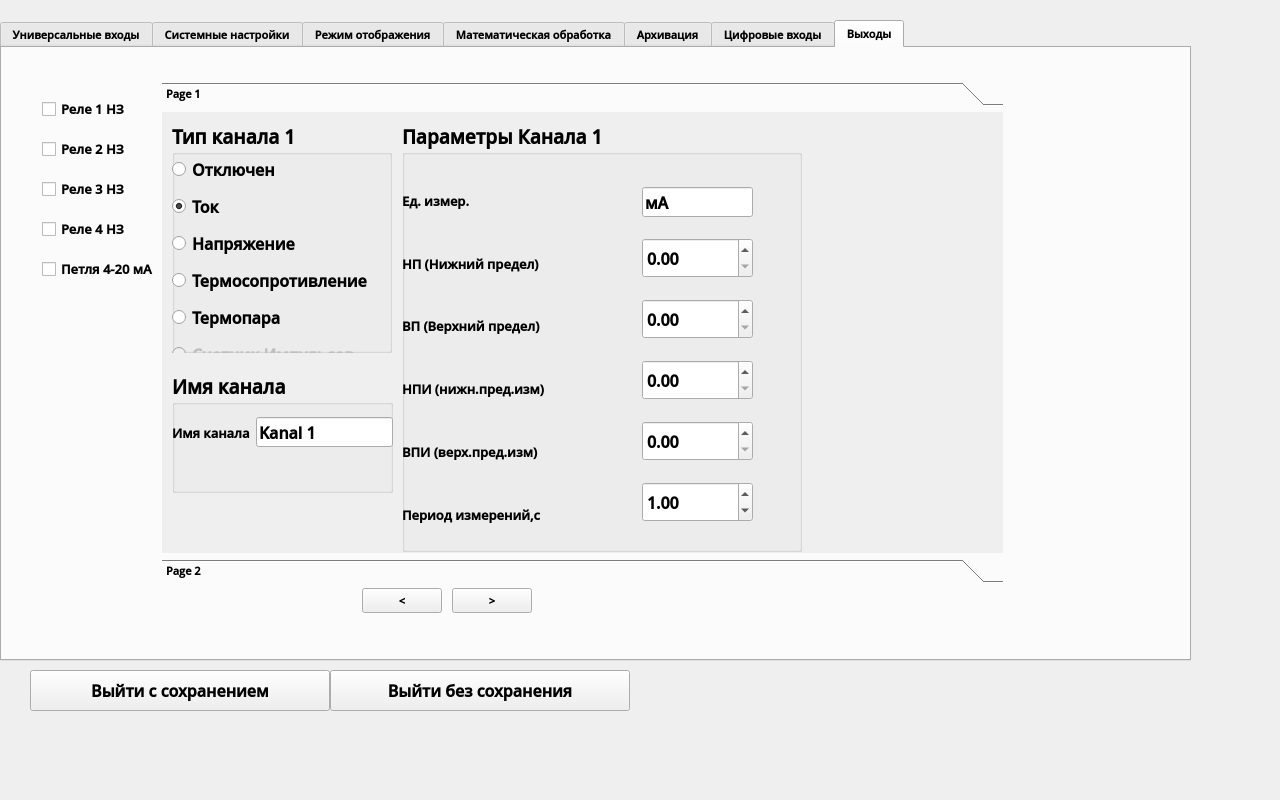
tomyqg/topaz-m, file options.ui: the form before one commit.
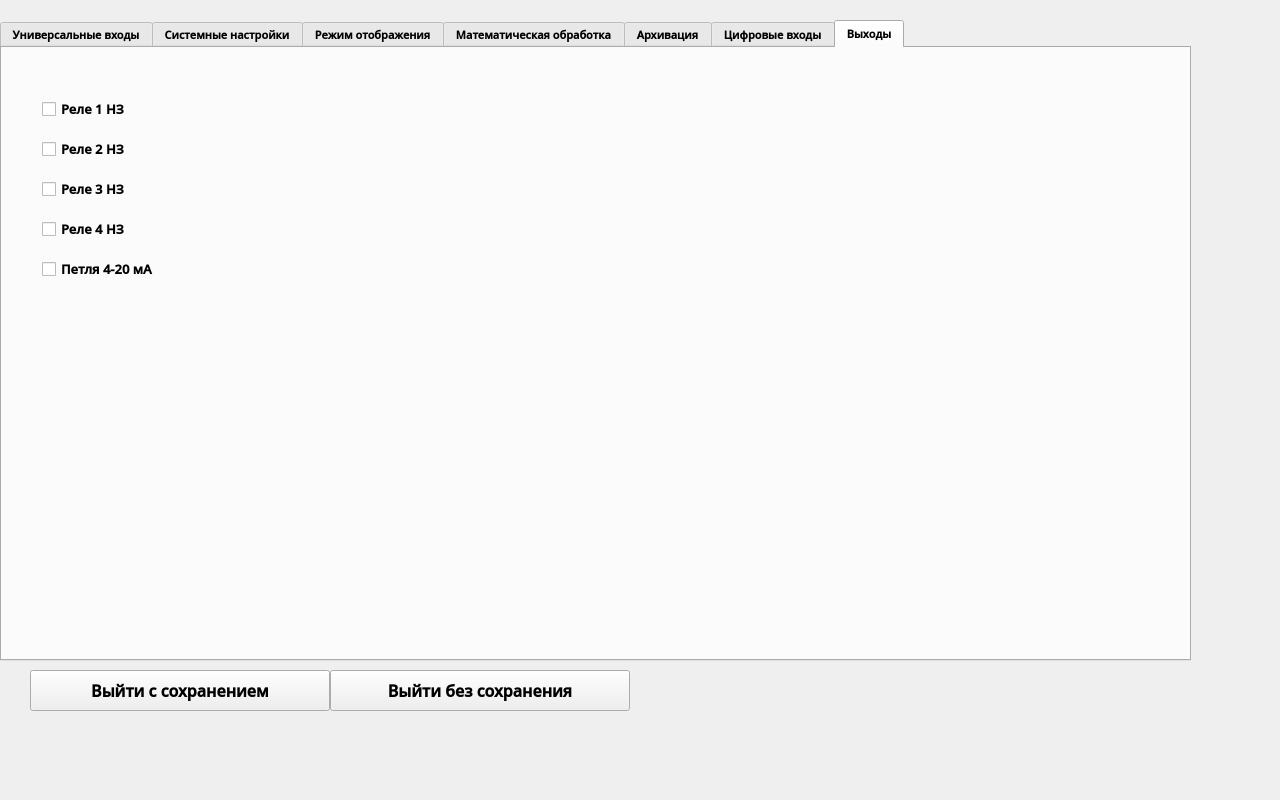
The form after the commit.

Commit message: коммит после слияния из ветки MYD

```diff
--- a/options.ui
+++ b/options.ui
@@ -5693,813 +5693,6 @@
       <string>Петля 4-20 мА</string>
      </property>
     </widget>
-    <widget class="QToolBox" name="toolBox">
-     <property name="geometry">
-      <rect>
-       <x>160</x>
-       <y>34</y>
-       <width>841</width>
-       <height>501</height>
-      </rect>
-     </property>
-     <property name="currentIndex">
-      <number>0</number>
-     </property>
-     <widget class="QWidget" name="page">
-      <property name="geometry">
-       <rect>
-        <x>0</x>
-        <y>0</y>
-        <width>841</width>
-        <height>435</height>
-       </rect>
-      </property>
-      <attribute name="label">
-       <string>Page 1</string>
-      </attribute>
-      <widget class="QGroupBox" name="groupBox_27">
-       <property name="geometry">
-        <rect>
-         <x>10</x>
-         <y>260</y>
-         <width>221</width>
-         <height>121</height>
-        </rect>
-       </property>
-       <property name="font">
-        <font>
-         <family>Open Sans Semibold</family>
-         <pointsize>14</pointsize>
-         <weight>75</weight>
-         <bold>true</bold>
-        </font>
-       </property>
-       <property name="title">
-        <string>Имя канала</string>
-       </property>
-       <widget class="QWidget" name="layoutWidget_15">
-        <property name="geometry">
-         <rect>
-          <x>0</x>
-          <y>20</y>
-          <width>221</width>
-          <height>81</height>
-         </rect>
-        </property>
-        <property name="font">
-         <font>
-          <family>Open Sans Semibold</family>
-          <weight>75</weight>
-          <bold>true</bold>
-         </font>
-        </property>
-        <layout class="QHBoxLayout" name="horizontalLayout_5">
-         <item>
-          <widget class="QLabel" name="label_86">
-           <property name="font">
-            <font>
-             <family>Open Sans Semibold</family>
-             <pointsize>10</pointsize>
-             <weight>75</weight>
-             <bold>true</bold>
-            </font>
-           </property>
-           <property name="text">
-            <string>Имя канала</string>
-           </property>
-          </widget>
-         </item>
-         <item>
-          <widget class="QLineEdit" name="Name_Channel_5">
-           <property name="maximumSize">
-            <size>
-             <width>16777215</width>
-             <height>30</height>
-            </size>
-           </property>
-           <property name="font">
-            <font>
-             <family>Open Sans Semibold</family>
-             <pointsize>12</pointsize>
-             <weight>75</weight>
-             <bold>true</bold>
-            </font>
-           </property>
-           <property name="text">
-            <string>Kanal 1</string>
-           </property>
-          </widget>
-         </item>
-        </layout>
-       </widget>
-      </widget>
-      <widget class="QGroupBox" name="groupBox_28">
-       <property name="geometry">
-        <rect>
-         <x>10</x>
-         <y>10</y>
-         <width>220</width>
-         <height>231</height>
-        </rect>
-       </property>
-       <property name="font">
-        <font>
-         <family>Open Sans Semibold</family>
-         <pointsize>14</pointsize>
-         <weight>75</weight>
-         <bold>true</bold>
-        </font>
-       </property>
-       <property name="title">
-        <string>Тип канала 1</string>
-       </property>
-       <widget class="QWidget" name="layoutWidget_16">
-        <property name="geometry">
-         <rect>
-          <x>0</x>
-          <y>30</y>
-          <width>291</width>
-          <height>225</height>
-         </rect>
-        </property>
-        <property name="font">
-         <font>
-          <family>Open Sans Semibold</family>
-          <weight>75</weight>
-          <bold>true</bold>
-         </font>
-        </property>
-        <layout class="QVBoxLayout" name="verticalLayout_15">
-         <property name="spacing">
-          <number>5</number>
-         </property>
-         <item>
-          <widget class="QRadioButton" name="ButonOtklChannel_5">
-           <property name="font">
-            <font>
-             <family>Open Sans Semibold</family>
-             <pointsize>12</pointsize>
-             <weight>75</weight>
-             <bold>true</bold>
-            </font>
-           </property>
-           <property name="text">
-            <string>Отключен                      </string>
-           </property>
-           <property name="checked">
-            <bool>false</bool>
-           </property>
-          </widget>
-         </item>
-         <item>
-          <widget class="QRadioButton" name="ButonTokChannel_5">
-           <property name="font">
-            <font>
-             <family>Open Sans Semibold</family>
-             <pointsize>12</pointsize>
-             <weight>75</weight>
-             <bold>true</bold>
-            </font>
-           </property>
-           <property name="text">
-            <string>Ток                                    </string>
-           </property>
-           <property name="checked">
-            <bool>true</bool>
-           </property>
-          </widget>
-         </item>
-         <item>
-          <widget class="QRadioButton" name="ButonNapryagenieChannel_5">
-           <property name="font">
-            <font>
-             <family>Open Sans Semibold</family>
-             <pointsize>12</pointsize>
-             <weight>75</weight>
-             <bold>true</bold>
-            </font>
-           </property>
-           <property name="text">
-            <string>Напряжение                     </string>
-           </property>
-          </widget>
-         </item>
-         <item>
-          <widget class="QRadioButton" name="ButonResistorChannel_5">
-           <property name="font">
-            <font>
-             <family>Open Sans Semibold</family>
-             <pointsize>12</pointsize>
-             <weight>75</weight>
-             <bold>true</bold>
-            </font>
-           </property>
-           <property name="text">
-            <string>Термосопротивление</string>
-           </property>
-          </widget>
-         </item>
-         <item>
-          <widget class="QRadioButton" name="ButonTermoparaChannel_5">
-           <property name="font">
-            <font>
-             <family>Open Sans Semibold</family>
-             <pointsize>12</pointsize>
-             <weight>75</weight>
-             <bold>true</bold>
-            </font>
-           </property>
-           <property name="text">
-            <string>Термопара                           </string>
-           </property>
-          </widget>
-         </item>
-         <item>
-          <widget class="QRadioButton" name="ButonImpulseChannel_5">
-           <property name="enabled">
-            <bool>false</bool>
-           </property>
-           <property name="font">
-            <font>
-             <family>Open Sans Semibold</family>
-             <pointsize>12</pointsize>
-             <weight>75</weight>
-             <bold>true</bold>
-            </font>
-           </property>
-           <property name="text">
-            <string>Счетчик Импульсов           </string>
-           </property>
-          </widget>
-         </item>
-        </layout>
-       </widget>
-      </widget>
-      <widget class="QGroupBox" name="groupBox_29">
-       <property name="geometry">
-        <rect>
-         <x>240</x>
-         <y>10</y>
-         <width>400</width>
-         <height>430</height>
-        </rect>
-       </property>
-       <property name="font">
-        <font>
-         <family>Open Sans Semibold</family>
-         <pointsize>14</pointsize>
-         <weight>75</weight>
-         <bold>true</bold>
-        </font>
-       </property>
-       <property name="toolTip">
-        <string>&lt;html&gt;&lt;head/&gt;&lt;body&gt;&lt;p&gt;Нажмите на значение чтобы изменить&lt;/p&gt;&lt;/body&gt;&lt;/html&gt;</string>
-       </property>
-       <property name="title">
-        <string>Параметры Канала 1</string>
-       </property>
-       <widget class="QWidget" name="layoutWidget_17">
-        <property name="geometry">
-         <rect>
-          <x>240</x>
-          <y>50</y>
-          <width>111</width>
-          <height>371</height>
-         </rect>
-        </property>
-        <property name="font">
-         <font>
-          <family>Open Sans Semibold</family>
-          <weight>75</weight>
-          <bold>true</bold>
-         </font>
-        </property>
-        <layout class="QVBoxLayout" name="verticalLayout_16">
-         <item>
-          <widget class="QLineEdit" name="UnitsChannel_5">
-           <property name="minimumSize">
-            <size>
-             <width>100</width>
-             <height>0</height>
-            </size>
-           </property>
-           <property name="maximumSize">
-            <size>
-             <width>16777215</width>
-             <height>30</height>
-            </size>
-           </property>
-           <property name="font">
-            <font>
-             <family>Open Sans Semibold</family>
-             <pointsize>12</pointsize>
-             <weight>75</weight>
-             <bold>true</bold>
-            </font>
-           </property>
-           <property name="text">
-            <string>мА</string>
-           </property>
-          </widget>
-         </item>
-         <item>
-          <widget class="QDoubleSpinBox" name="NignPredelChannel_5">
-           <property name="minimumSize">
-            <size>
-             <width>100</width>
-             <height>40</height>
-            </size>
-           </property>
-           <property name="font">
-            <font>
-             <family>Open Sans Semibold</family>
-             <pointsize>12</pointsize>
-             <weight>75</weight>
-             <bold>true</bold>
-            </font>
-           </property>
-           <property name="inputMethodHints">
-            <set>Qt::ImhDigitsOnly|Qt::ImhMultiLine</set>
-           </property>
-           <property name="accelerated">
-            <bool>true</bool>
-           </property>
-           <property name="decimals">
-            <number>2</number>
-           </property>
-           <property name="singleStep">
-            <double>0.010000000000000</double>
-           </property>
-          </widget>
-         </item>
-         <item>
-          <widget class="QDoubleSpinBox" name="VerhnPredelChannel_5">
-           <property name="minimumSize">
-            <size>
-             <width>100</width>
-             <height>40</height>
-            </size>
-           </property>
-           <property name="font">
-            <font>
-             <family>Open Sans Semibold</family>
-             <pointsize>12</pointsize>
-             <weight>75</weight>
-             <bold>true</bold>
-            </font>
-           </property>
-           <property name="accelerated">
-            <bool>true</bool>
-           </property>
-           <property name="decimals">
-            <number>2</number>
-           </property>
-           <property name="singleStep">
-            <double>0.010000000000000</double>
-           </property>
-          </widget>
-         </item>
-         <item>
-          <widget class="QDoubleSpinBox" name="NignPredIzmerChannel_5">
-           <property name="minimumSize">
-            <size>
-             <width>100</width>
-             <height>40</height>
-            </size>
-           </property>
-           <property name="font">
-            <font>
-             <family>Open Sans Semibold</family>
-             <pointsize>12</pointsize>
-             <weight>75</weight>
-             <bold>true</bold>
-            </font>
-           </property>
-           <property name="accelerated">
-            <bool>true</bool>
-           </property>
-           <property name="decimals">
-            <number>2</number>
-           </property>
-           <property name="singleStep">
-            <double>0.010000000000000</double>
-           </property>
-          </widget>
-         </item>
-         <item>
-          <widget class="QDoubleSpinBox" name="VerhnPredIzmerChannel_5">
-           <property name="minimumSize">
-            <size>
-             <width>100</width>
-             <height>40</height>
-            </size>
-           </property>
-           <property name="font">
-            <font>
-             <family>Open Sans Semibold</family>
-             <pointsize>12</pointsize>
-             <weight>75</weight>
-             <bold>true</bold>
-            </font>
-           </property>
-           <property name="accelerated">
-            <bool>true</bool>
-           </property>
-           <property name="decimals">
-            <number>2</number>
-           </property>
-           <property name="singleStep">
-            <double>0.010000000000000</double>
-           </property>
-          </widget>
-         </item>
-         <item>
-          <widget class="QDoubleSpinBox" name="PeriodIzmerChannel_5">
-           <property name="minimumSize">
-            <size>
-             <width>100</width>
-             <height>40</height>
-            </size>
-           </property>
-           <property name="font">
-            <font>
-             <family>Open Sans Semibold</family>
-             <pointsize>12</pointsize>
-             <weight>75</weight>
-             <bold>true</bold>
-            </font>
-           </property>
-           <property name="accelerated">
-            <bool>true</bool>
-           </property>
-           <property name="decimals">
-            <number>2</number>
-           </property>
-           <property name="minimum">
-            <double>0.050000000000000</double>
-           </property>
-           <property name="singleStep">
-            <double>0.050000000000000</double>
-           </property>
-           <property name="value">
-            <double>1.000000000000000</double>
-           </property>
-          </widget>
-         </item>
-        </layout>
-       </widget>
-       <widget class="QWidget" name="layoutWidget_18">
-        <property name="geometry">
-         <rect>
-          <x>0</x>
-          <y>50</y>
-          <width>190</width>
-          <height>371</height>
-         </rect>
-        </property>
-        <property name="font">
-         <font>
-          <family>Open Sans Semibold</family>
-          <weight>75</weight>
-          <bold>true</bold>
-         </font>
-        </property>
-        <layout class="QVBoxLayout" name="verticalLayout_17">
-         <item>
-          <widget class="QLabel" name="label_19">
-           <property name="font">
-            <font>
-             <family>Open Sans Semibold</family>
-             <pointsize>10</pointsize>
-             <weight>75</weight>
-             <bold>true</bold>
-            </font>
-           </property>
-           <property name="text">
-            <string>Ед. измер.</string>
-           </property>
-          </widget>
-         </item>
-         <item>
-          <widget class="QLabel" name="label_87">
-           <property name="font">
-            <font>
-             <family>Open Sans Semibold</family>
-             <pointsize>10</pointsize>
-             <weight>75</weight>
-             <bold>true</bold>
-            </font>
-           </property>
-           <property name="text">
-            <string>НП (Нижний предел)</string>
-           </property>
-          </widget>
-         </item>
-         <item>
-          <widget class="QLabel" name="label_88">
-           <property name="font">
-            <font>
-             <family>Open Sans Semibold</family>
-             <pointsize>10</pointsize>
-             <weight>75</weight>
-             <bold>true</bold>
-            </font>
-           </property>
-           <property name="text">
-            <string>ВП (Верхний предел)</string>
-           </property>
-          </widget>
-         </item>
-         <item>
-          <widget class="QLabel" name="label_89">
-           <property name="font">
-            <font>
-             <family>Open Sans Semibold</family>
-             <pointsize>10</pointsize>
-             <weight>75</weight>
-             <bold>true</bold>
-            </font>
-           </property>
-           <property name="text">
-            <string>НПИ (нижн.пред.изм)</string>
-           </property>
-          </widget>
-         </item>
-         <item>
-          <widget class="QLabel" name="label_90">
-           <property name="font">
-            <font>
-             <family>Open Sans Semibold</family>
-             <pointsize>10</pointsize>
-             <weight>75</weight>
-             <bold>true</bold>
-            </font>
-           </property>
-           <property name="text">
-            <string>ВПИ (верх.пред.изм)</string>
-           </property>
-          </widget>
-         </item>
-         <item>
-          <widget class="QLabel" name="label_91">
-           <property name="font">
-            <font>
-             <family>Open Sans Semibold</family>
-             <pointsize>10</pointsize>
-             <weight>75</weight>
-             <bold>true</bold>
-            </font>
-           </property>
-           <property name="text">
-            <string>Период измерений,с</string>
-           </property>
-          </widget>
-         </item>
-        </layout>
-       </widget>
-      </widget>
-     </widget>
-     <widget class="QWidget" name="page_2">
-      <property name="geometry">
-       <rect>
-        <x>0</x>
-        <y>0</y>
-        <width>841</width>
-        <height>435</height>
-       </rect>
-      </property>
-      <attribute name="label">
-       <string>Page 2</string>
-      </attribute>
-      <widget class="QRadioButton" name="SetTrendsBtn_2">
-       <property name="geometry">
-        <rect>
-         <x>0</x>
-         <y>4</y>
-         <width>284</width>
-         <height>33</height>
-        </rect>
-       </property>
-       <property name="minimumSize">
-        <size>
-         <width>0</width>
-         <height>0</height>
-        </size>
-       </property>
-       <property name="font">
-        <font>
-         <family>Open Sans Semibold</family>
-         <pointsize>12</pointsize>
-         <weight>75</weight>
-         <bold>true</bold>
-        </font>
-       </property>
-       <property name="text">
-        <string>Тренд</string>
-       </property>
-       <property name="checked">
-        <bool>false</bool>
-       </property>
-      </widget>
-      <widget class="QRadioButton" name="SetBarsCyfraBtn_2">
-       <property name="geometry">
-        <rect>
-         <x>0</x>
-         <y>156</y>
-         <width>284</width>
-         <height>33</height>
-        </rect>
-       </property>
-       <property name="font">
-        <font>
-         <family>Open Sans Semibold</family>
-         <pointsize>12</pointsize>
-         <weight>75</weight>
-         <bold>true</bold>
-        </font>
-       </property>
-       <property name="text">
-        <string>Барграф + Цифра</string>
-       </property>
-       <property name="checked">
-        <bool>false</bool>
-       </property>
-      </widget>
-      <widget class="QRadioButton" name="SetTrendsBarsBtn_2">
-       <property name="geometry">
-        <rect>
-         <x>0</x>
-         <y>194</y>
-         <width>284</width>
-         <height>33</height>
-        </rect>
-       </property>
-       <property name="font">
-        <font>
-         <family>Open Sans Semibold</family>
-         <pointsize>12</pointsize>
-         <weight>75</weight>
-         <bold>true</bold>
-        </font>
-       </property>
-       <property name="text">
-        <string>Тренд + Барграф</string>
-       </property>
-      </widget>
-      <widget class="QRadioButton" name="SetTrendsBarsCyfraBtn_2">
-       <property name="geometry">
-        <rect>
-         <x>0</x>
-         <y>232</y>
-         <width>284</width>
-         <height>33</height>
-        </rect>
-       </property>
-       <property name="font">
-        <font>
-         <family>Open Sans Semibold</family>
-         <pointsize>12</pointsize>
-         <weight>75</weight>
-         <bold>true</bold>
-        </font>
-       </property>
-       <property name="text">
-        <string>Тренд + Барграф + Цифра</string>
-       </property>
-      </widget>
-      <widget class="QRadioButton" name="SetCyfraBtn_2">
-       <property name="geometry">
-        <rect>
-         <x>0</x>
-         <y>42</y>
-         <width>284</width>
-         <height>33</height>
-        </rect>
-       </property>
-       <property name="minimumSize">
-        <size>
-         <width>0</width>
-         <height>0</height>
-        </size>
-       </property>
-       <property name="font">
-        <font>
-         <family>Open Sans Semibold</family>
-         <pointsize>12</pointsize>
-         <weight>75</weight>
-         <bold>true</bold>
-        </font>
-       </property>
-       <property name="text">
-        <string>Цифра</string>
-       </property>
-       <property name="checked">
-        <bool>true</bool>
-       </property>
-      </widget>
-      <widget class="QRadioButton" name="SetBarsBtn_2">
-       <property name="geometry">
-        <rect>
-         <x>0</x>
-         <y>118</y>
-         <width>284</width>
-         <height>33</height>
-        </rect>
-       </property>
-       <property name="font">
-        <font>
-         <family>Open Sans Semibold</family>
-         <pointsize>12</pointsize>
-         <weight>75</weight>
-         <bold>true</bold>
-        </font>
-       </property>
-       <property name="text">
-        <string>Барграф</string>
-       </property>
-       <property name="checked">
-        <bool>false</bool>
-       </property>
-      </widget>
-      <widget class="QRadioButton" name="SetTrendsCyfraBtn_2">
-       <property name="geometry">
-        <rect>
-         <x>0</x>
-         <y>80</y>
-         <width>284</width>
-         <height>33</height>
-        </rect>
-       </property>
-       <property name="minimumSize">
-        <size>
-         <width>0</width>
-         <height>0</height>
-        </size>
-       </property>
-       <property name="font">
-        <font>
-         <family>Open Sans Semibold</family>
-         <pointsize>12</pointsize>
-         <weight>75</weight>
-         <bold>true</bold>
-        </font>
-       </property>
-       <property name="text">
-        <string>Тренд + Цифра      </string>
-       </property>
-       <property name="checked">
-        <bool>false</bool>
-       </property>
-      </widget>
-      <widget class="QRadioButton" name="SetPolarBtn_2">
-       <property name="geometry">
-        <rect>
-         <x>0</x>
-         <y>270</y>
-         <width>284</width>
-         <height>33</height>
-        </rect>
-       </property>
-       <property name="font">
-        <font>
-         <family>Open Sans Semibold</family>
-         <pointsize>12</pointsize>
-         <weight>75</weight>
-         <bold>true</bold>
-        </font>
-       </property>
-       <property name="text">
-        <string>Круговая диаграмма</string>
-       </property>
-      </widget>
-     </widget>
-    </widget>
-    <widget class="QPushButton" name="pushButton_7">
-     <property name="geometry">
-      <rect>
-       <x>360</x>
-       <y>540</y>
-       <width>80</width>
-       <height>25</height>
-      </rect>
-     </property>
-     <property name="text">
-      <string>&lt;</string>
-     </property>
-    </widget>
-    <widget class="QPushButton" name="pushButton_8">
-     <property name="geometry">
-      <rect>
-       <x>450</x>
-       <y>540</y>
-       <width>80</width>
-       <height>25</height>
-      </rect>
-     </property>
-     <property name="text">
-      <string>&gt;</string>
-     </property>
-    </widget>
    </widget>
   </widget>
   <widget class="QPushButton" name="pushButton">
```
The commit also changes 2 other files.
